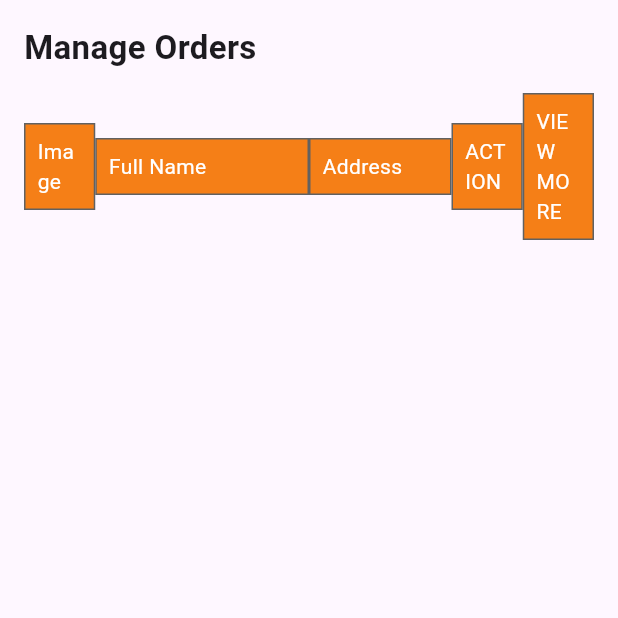
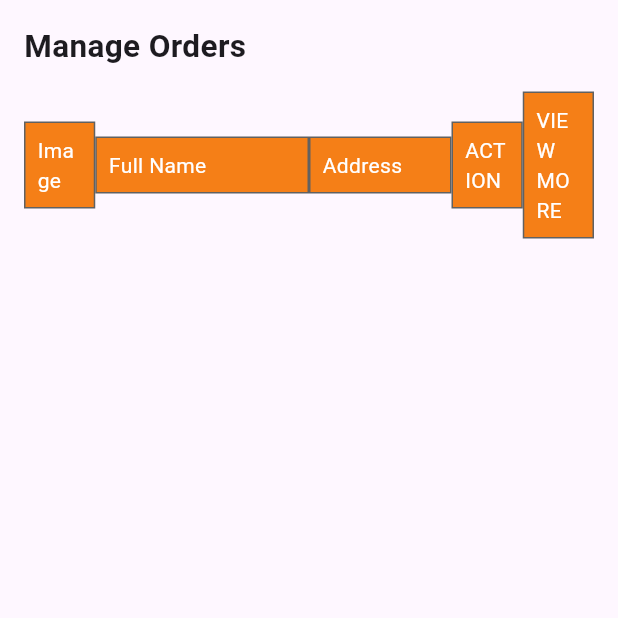
Before and after one commit to piyushkumar12111111/Multi-vendor-App-Admin-Panel-, a Flutter app: the OrderScreen screen opened directly, on a phone screen of 412 x 824 dp, the top half of it. Run offline on Flutter 3.47's test engine with Material 3 defaults, Android fonts, the phone set to English and light mode, and no system bars; our stand-ins replace cloud_firestore, file_picker, firebase_core, firebase_storage, flutter_easyloading; missing offline and left inert: flutter_admin_scaffold; accounts and stored records are empty; statements that could not run were skipped.

Commit message:
order screen

```diff
--- a/lib/views/screens/order_screen.dart
+++ b/lib/views/screens/order_screen.dart
@@ -47,7 +47,7 @@ class _OrderScreenState extends State<OrderScreen> {
                     Text(
                       'Manage Orders',
                       style: TextStyle(
-                        fontSize: 22,
+                        fontSize: 21,
                         fontWeight: FontWeight.w700,
                       ),
                     ),
```
